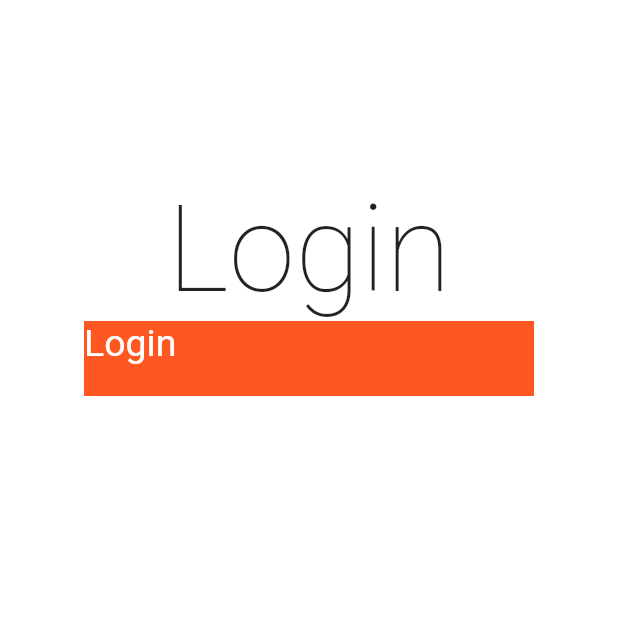
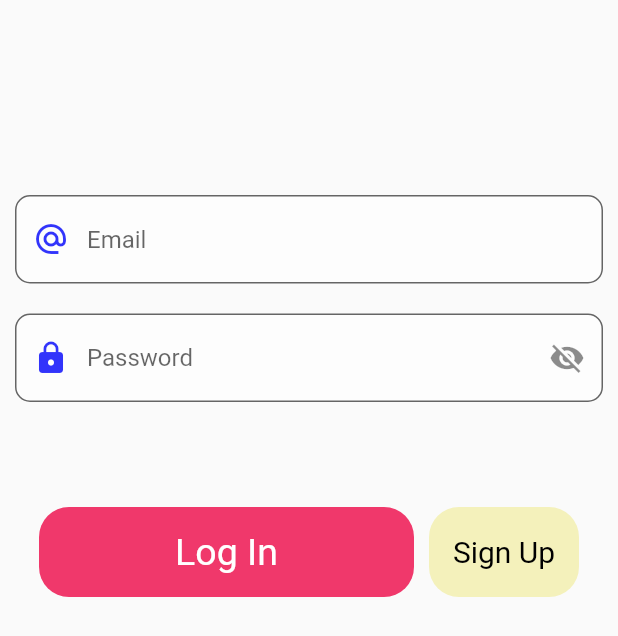
Before and after one commit to yashkc2025/login-screen, a Flutter app: the screen it shows after launch, on a phone screen of 412 x 824 dp. Shown: the top 636 px of the screen. Run offline on Flutter 3.47's test engine with Material 2 defaults, Android fonts, the light colour scheme and no system bars.

Commit message:
Barebone Project

```diff
--- a/lib/main.dart
+++ b/lib/main.dart
@@ -1,6 +1,4 @@
 import 'package:flutter/material.dart';
-import 'package:simple_gradient_text/simple_gradient_text.dart';
-import 'package:hexcolor/hexcolor.dart';
 void main(){
   runApp(const MLogin());
 }
@@ -13,17 +11,39 @@ class MLogin extends StatelessWidget {
     return MaterialApp(
         debugShowCheckedModeBanner: false,
         home: Scaffold(
-          backgroundColor: Colors.white,
+          // backgroundColor: Color(0xff34344A),
           body: SafeArea(
             child : Column(
               children: [
                 const SizedBox(height: 120,),
-                Center(child: const Text('Login',style: TextStyle(fontSize: 80,fontWeight: FontWeight.w100))),
-                Container(
-                  height: 50,
-                  width: 300,
-                  color: Colors.deepOrange,
-                  child : Text('Login', style: TextStyle(fontSize: 25,color: Colors.white),)
+                // const Center(child: Text('Login',style: TextStyle(fontSize: 80,fontWeight: FontWeight.w100))),
+                Padding(
+                  padding: EdgeInsets.all(10),
+                  child: TextFormField(decoration: InputDecoration(border: OutlineInputBorder(borderRadius: BorderRadius.circular(10),),fillColor : Colors.white60,filled:true,hintText: "Email",prefixIcon: Icon(Icons.alternate_email_sharp, color: Color(0xff3234FB),),focusedBorder: OutlineInputBorder(borderRadius: BorderRadius.circular(30),borderSide: BorderSide(color: Colors.pinkAccent,width:1)))),
+                ),
+                  // SizedBox(height: 20,),
+                Padding(
+                  padding: EdgeInsets.all(10),
+                    child: TextFormField(decoration: InputDecoration(border: OutlineInputBorder(borderRadius: BorderRadius.circular(10),),fillColor : Colors.white60,filled:true,hintText: "Password",suffixIcon: Icon(Icons.visibility_off),prefixIcon: Icon(Icons.lock, color: Color(0xff3234FB),),focusedBorder: OutlineInputBorder(borderRadius: BorderRadius.circular(30),borderSide: BorderSide(color: Colors.pinkAccent,width:1))))),
+
+                SizedBox(height: 60,),
+                Row(
+                  mainAxisAlignment: MainAxisAlignment.center,
+                  children: [
+                    Container(
+                      height: 60,
+                      width: 250,
+                      decoration: BoxDecoration(borderRadius: BorderRadius.circular(20),color: Color(0xfff0386b),),
+                      child : const Center(child : Text('Log In', style: TextStyle(fontSize: 25,color: Colors.white))),
+                    ),
+                    SizedBox(width: 10),
+                    Container(
+                      height: 60,
+                      width: 100,
+                      decoration: BoxDecoration(borderRadius: BorderRadius.circular(20),color: Color(0xffF4F1BB),),
+                      child : const Center(child : Text('Sign Up', style: TextStyle(fontSize: 20,color: Colors.black))),
+                    ),
+                  ],
                 )
               ],
             ),
```
